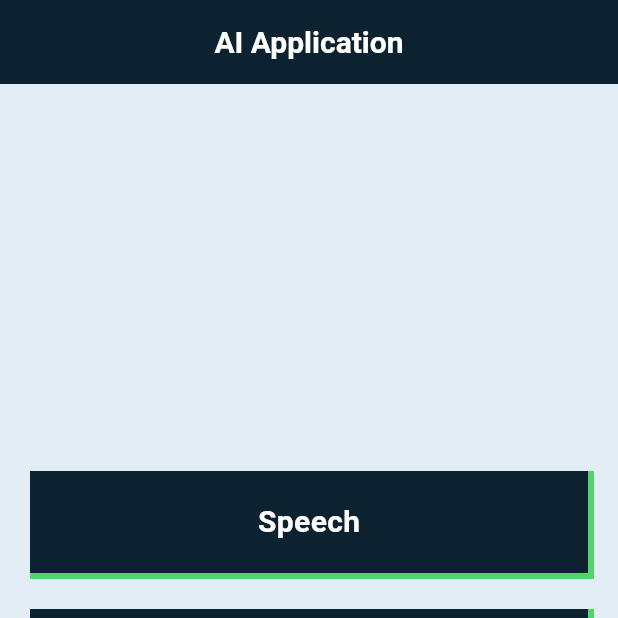
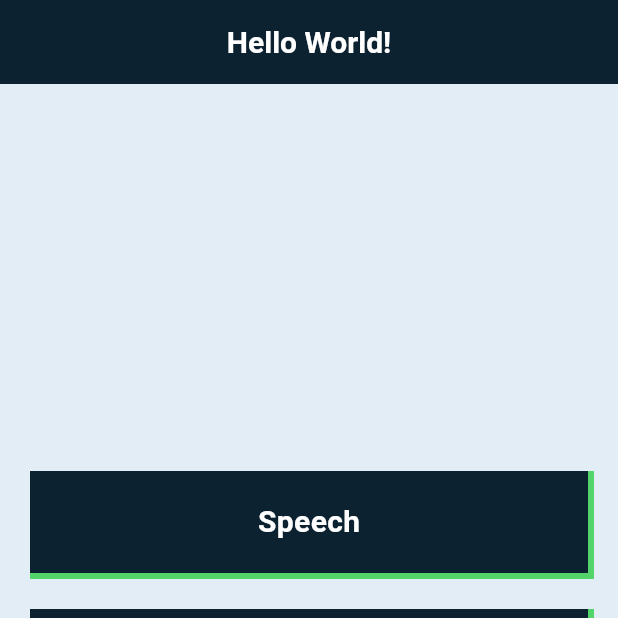
Before and after one commit to riyan-dcosta/ai_application_dct, a Flutter app: the screen it shows after launch, on a phone screen of 412 x 824 dp, the top half of it. Run offline on Flutter 3.47's test engine with Material 2 defaults, Android fonts, the phone set to English and light mode, and no system bars; our stand-ins replace auto_route, camera, dotted_border, file_picker, flutter_riverpod, freezed_annotation and 2 more; missing offline and left inert: camerawesome, circular_progress_bar_with_lines, flutter_pdfview, google_mlkit_face_detection, pigeon; generated files the repository leaves out were written again.

Commit message:
localization initialized

```diff
--- /dev/null
+++ b/l10n.yaml
@@ -0,0 +1,3 @@
+arb-dir: lib/core/l10n
+template-arb-file: app_en.arb
+output-localization-file: app_localizations.dart
--- /dev/null
+++ b/lib/core/l10n/app_ar.arb
@@ -0,0 +1,4 @@
+{
+    "helloWorld": "مرحبا بالعالم!",
+    "hello": "مرحبا {userName}"
+}
--- /dev/null
+++ b/lib/core/l10n/app_en.arb
@@ -0,0 +1,16 @@
+{
+  "helloWorld": "Hello World!",
+  "@helloWorld": {
+    "description": "The conventional newborn programmer greeting"
+  },
+  "hello": "Hello {userName}",
+  "@hello": {
+    "description": "A message with a single parameter",
+    "placeholders": {
+      "userName": {
+        "type": "String",
+        "example": "Bob"
+      }
+    }
+  }
+}
--- /dev/null
+++ b/lib/core/l10n/app_es.arb
@@ -0,0 +1,4 @@
+{
+    "helloWorld": "¡Hola Mundo!",
+    "hello": "¡Hola {userName}"
+}
--- a/lib/features/nav_decider_pages/presentation/views/home_page.dart
+++ b/lib/features/nav_decider_pages/presentation/views/home_page.dart
@@ -2,6 +2,7 @@ import 'package:ai_application_dct/core/routes/auto_router_object.dart';
 import 'package:ai_application_dct/core/common/widgets/custom_button.dart';
 import 'package:auto_route/auto_route.dart';
 import 'package:flutter/material.dart';
+import 'package:flutter_gen/gen_l10n/app_localizations.dart';
 
 @RoutePage()
 class HomePage extends StatelessWidget {
@@ -11,7 +12,7 @@ class HomePage extends StatelessWidget {
   Widget build(BuildContext context) {
     return Scaffold(
       appBar: AppBar(
-        title: const Text('AI Application'),
+        title: Text(AppLocalizations.of(context)!.helloWorld),
         centerTitle: true,
       ),
       body: Center(
--- a/lib/main.dart
+++ b/lib/main.dart
@@ -2,6 +2,7 @@ import 'package:ai_application_dct/core/constants/colors.dart';
 import 'package:ai_application_dct/core/routes/auto_router_object.dart';
 import 'package:flutter/material.dart';
 import 'package:flutter_riverpod/flutter_riverpod.dart';
+import 'package:flutter_gen/gen_l10n/app_localizations.dart';
 
 void main() {
   runApp(const ProviderScope(child: MainPage()));
@@ -17,6 +18,8 @@ class MainPage extends StatelessWidget {
       routerConfig: AutoRouterSingleton.routeConfig,
       title: 'AI Application DCTech',
       debugShowCheckedModeBanner: false,
+      localizationsDelegates: AppLocalizations.localizationsDelegates,
+      supportedLocales: AppLocalizations.supportedLocales,
       theme: ThemeData(
         colorScheme: ColorScheme.fromSeed(
           seedColor: AppColor.accentColor,
```
Also changed, not shown: pubspec.yaml (+7 -4 lines), pubspec.lock.
